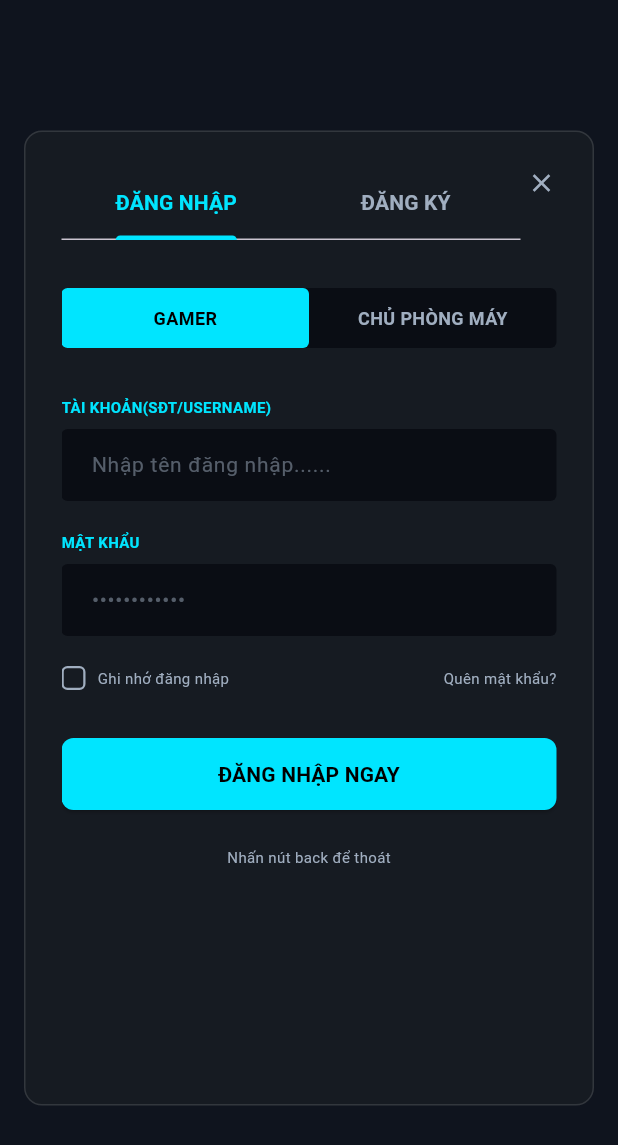
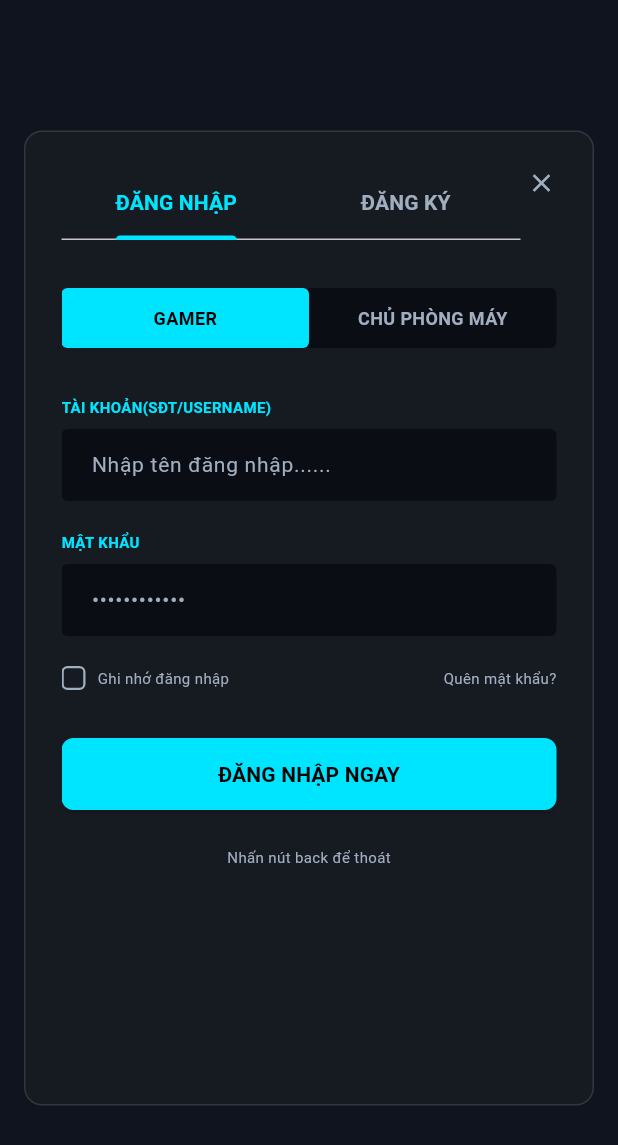
Before and after one commit to nhathuy34/CAG-App, a Flutter app: the AuthScreen screen opened directly, on a phone screen of 412 x 824 dp. Shown: the top 1145 px of the screen. Run offline on Flutter 3.47's test engine with Material 3 defaults, Android fonts, the phone set to English and light mode, and no system bars; our stand-ins replace flutter_secure_storage; accounts and stored records are empty.

Commit message:
Xoa cac thong so khong su dung Nguoi viet: Nguyen Minh Chanh

```diff
--- a/cag_app/lib/screens/auth_screen.dart
+++ b/cag_app/lib/screens/auth_screen.dart
@@ -12,7 +12,6 @@ class AuthScreen extends StatefulWidget {
 class _AuthScreenState extends State<AuthScreen> with SingleTickerProviderStateMixin {
   late TabController _tabController;
   bool _isGamer = true;
-  bool _isGamerRegister = true;
   bool _rememberMe = false;
   bool _agreeTerms = false;
 
@@ -46,7 +45,7 @@ class _AuthScreenState extends State<AuthScreen> with SingleTickerProviderStateM
             style: const TextStyle(color: AppColors.textWhite, fontSize: 14),
             decoration: InputDecoration(
               hintText: hint,
-              hintStyle: TextStyle(color: AppColors.textGray.withOpacity(0.5), fontSize: 14),
+              hintStyle: TextStyle(color: AppColors.textGray, fontSize: 14),
               filled: true,
               fillColor: AppColors.inputBackground,
               border: OutlineInputBorder(
```
